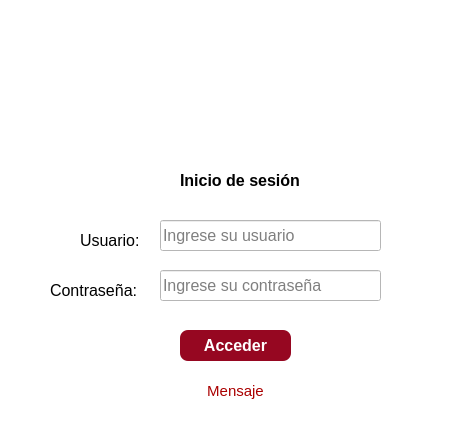
Qt form LangmuirProbeGUI/GUI/login.ui (joseluisalf/LangmuirProbeDesktopApp) before a commit.
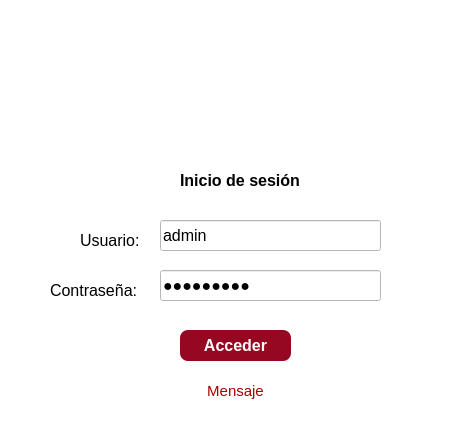
The same form after that commit. Icons and pictures are not drawn.

```diff
--- a/LangmuirProbeGUI/GUI/login.ui
+++ b/LangmuirProbeGUI/GUI/login.ui
@@ -126,6 +126,9 @@
      <bold>false</bold>
     </font>
    </property>
+   <property name="text">
+    <string>admin</string>
+   </property>
    <property name="placeholderText">
     <string>Ingrese su usuario</string>
    </property>
@@ -145,6 +148,9 @@
      <bold>false</bold>
     </font>
    </property>
+   <property name="text">
+    <string>josel1234</string>
+   </property>
    <property name="echoMode">
     <enum>QLineEdit::Password</enum>
    </property>
```
